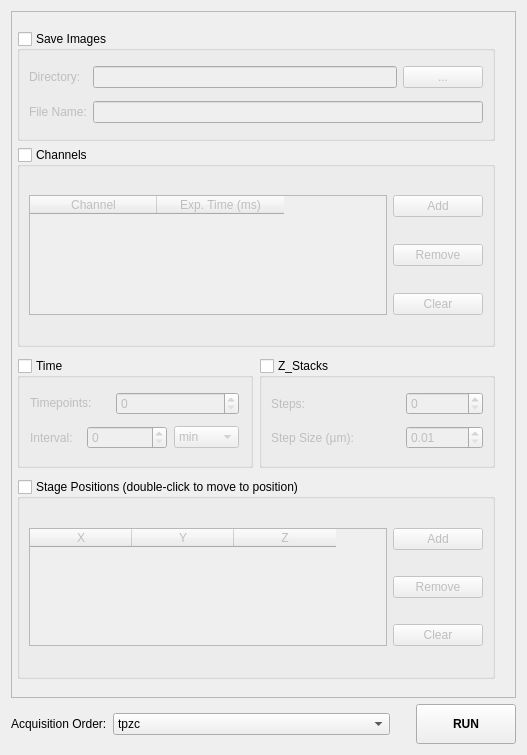
This is micromanager_gui/multid_gui.ui in pymmcore-plus/napari-micromanager as Qt 5 draws it before an edit. The edited form follows.
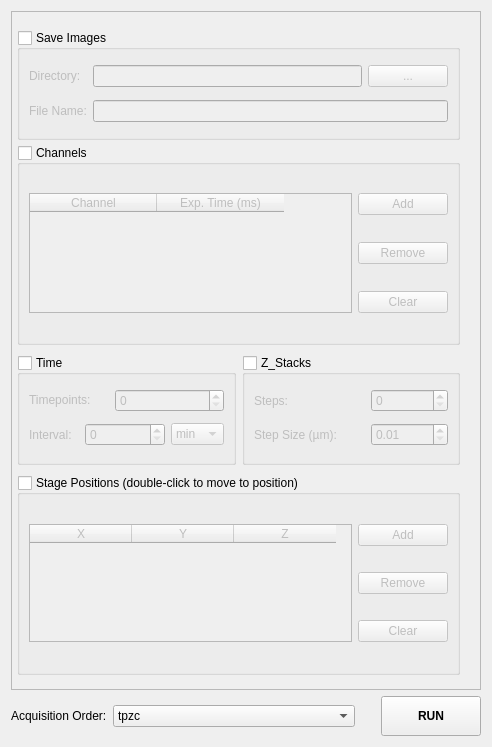
This is the edited form.

```diff
--- a/micromanager_gui/multid_gui.ui
+++ b/micromanager_gui/multid_gui.ui
@@ -6,10 +6,22 @@
    <rect>
     <x>0</x>
     <y>0</y>
-    <width>527</width>
-    <height>755</height>
+    <width>492</width>
+    <height>747</height>
    </rect>
   </property>
+  <property name="minimumSize">
+   <size>
+    <width>492</width>
+    <height>0</height>
+   </size>
+  </property>
+  <property name="maximumSize">
+   <size>
+    <width>16777215</width>
+    <height>16777215</height>
+   </size>
+  </property>
   <property name="windowTitle">
    <string>Form</string>
   </property>
@@ -27,8 +39,8 @@
        <rect>
         <x>0</x>
         <y>0</y>
-        <width>501</width>
-        <height>679</height>
+        <width>481</width>
+        <height>671</height>
        </rect>
       </property>
       <layout class="QGridLayout" name="gridLayout_6">
```
